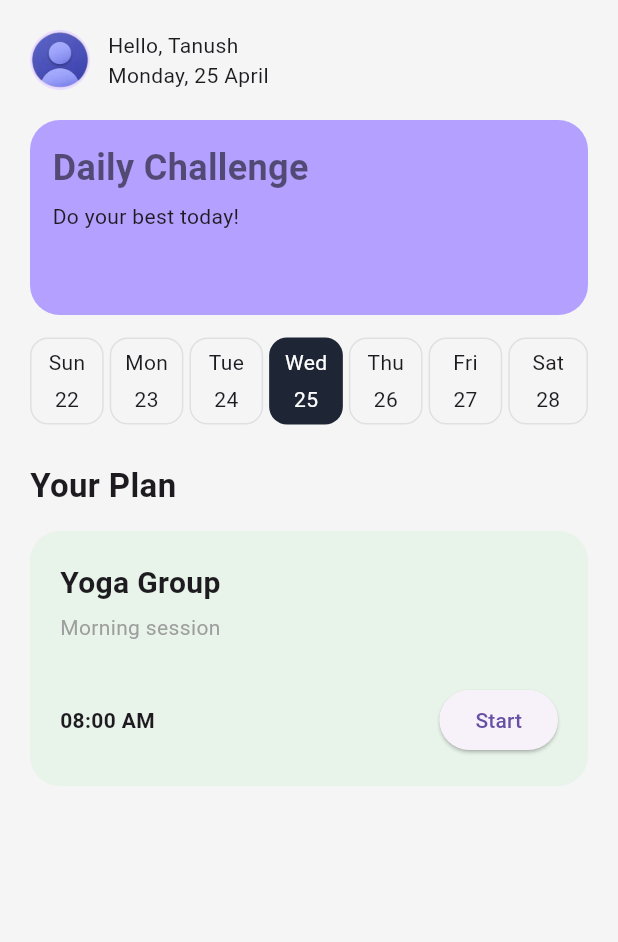
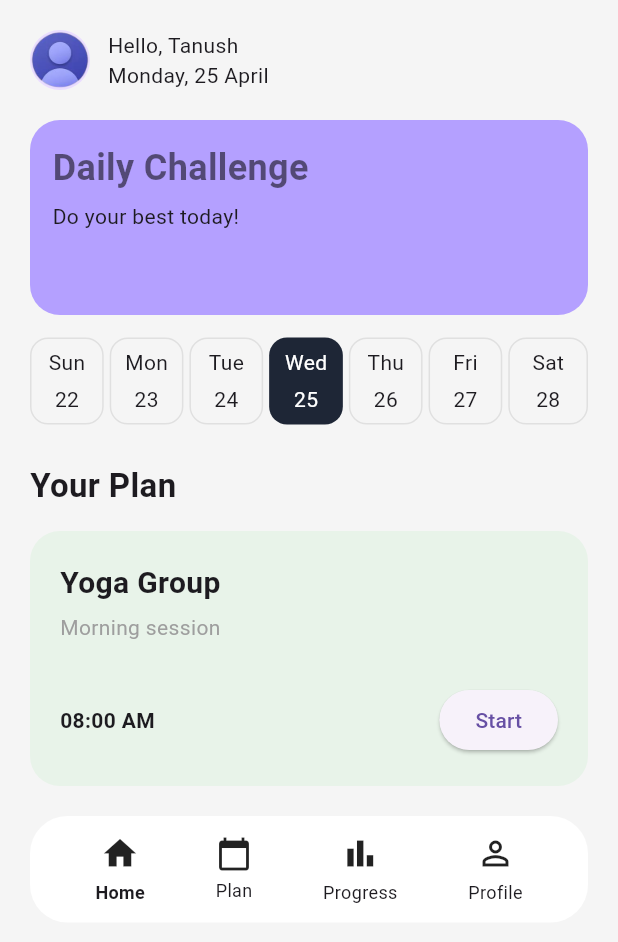
Before and after one commit to devspark-2501/Flutter-Mobile-UI-Designs, a Flutter app: the screen it shows after launch, on a phone screen of 412 x 824 dp. Shown: the top 942 px of the screen. Run offline on Flutter 3.47's test engine with Material 3 defaults, Android fonts, the phone set to English and light mode, and no system bars.

Commit message:
Footer page added 'final code'

```diff
--- /dev/null
+++ b/lib/Widget/footer.dart
@@ -0,0 +1,101 @@
+import 'package:flutter/material.dart';
+
+class Footer extends StatelessWidget {
+  @override
+  Widget build(BuildContext context) {
+    return Container(
+      padding: EdgeInsets.symmetric(
+        horizontal: 20,
+        vertical: 12,
+      ),
+
+      decoration: BoxDecoration(
+        color: Colors.white,
+        borderRadius: BorderRadius.circular(25),
+      ),
+
+      child: Row(
+        mainAxisAlignment: MainAxisAlignment.spaceAround,
+
+        children: [
+          Column(
+            mainAxisSize: MainAxisSize.min,
+            children: [
+              Icon(
+                Icons.home,
+                size: 26,
+              ),
+
+              SizedBox(height: 4),
+
+              Text(
+                'Home',
+                style: TextStyle(
+                  fontSize: 12,
+                  fontWeight: FontWeight.bold,
+                ),
+              ),
+            ],
+          ),
+
+          Column(
+            mainAxisSize: MainAxisSize.min,
+            children: [
+              Icon(
+                Icons.calendar_today,
+                size: 24,
+              ),
+
+              SizedBox(height: 4),
+
+              Text(
+                'Plan',
+                style: TextStyle(
+                  fontSize: 12,
+                ),
+              ),
+            ],
+          ),
+
+          Column(
+            mainAxisSize: MainAxisSize.min,
+            children: [
+              Icon(
+                Icons.bar_chart,
+                size: 26,
+              ),
+
+              SizedBox(height: 4),
+
+              Text(
+                'Progress',
+                style: TextStyle(
+                  fontSize: 12,
+                ),
+              ),
+            ],
+          ),
+
+          Column(
+            mainAxisSize: MainAxisSize.min,
+            children: [
+              Icon(
+                Icons.person_outline,
+                size: 26,
+              ),
+
+              SizedBox(height: 4),
+
+              Text(
+                'Profile',
+                style: TextStyle(
+                  fontSize: 12,
+                ),
+              ),
+            ],
+          ),
+        ],
+      ),
+    );
+  }
+}
--- a/lib/main.dart
+++ b/lib/main.dart
@@ -4,6 +4,7 @@ import 'package:ui_design/Widget/daily_challange.dart';
 import 'Widget/header.dart';
 import 'Widget/date_selector.dart';
 import 'Widget/planner.dart';
+import 'Widget/footer.dart';
 
 void main() {
   runApp(AppCode());
@@ -40,6 +41,8 @@ class HomeCode extends StatelessWidget {
                   DateSelector(),
                   SizedBox(height: 25), // spacing
                   Planner(),
+                  SizedBox(height: 20), // spacing
+                  Footer(),
                 ],
               ),
           ),
```
